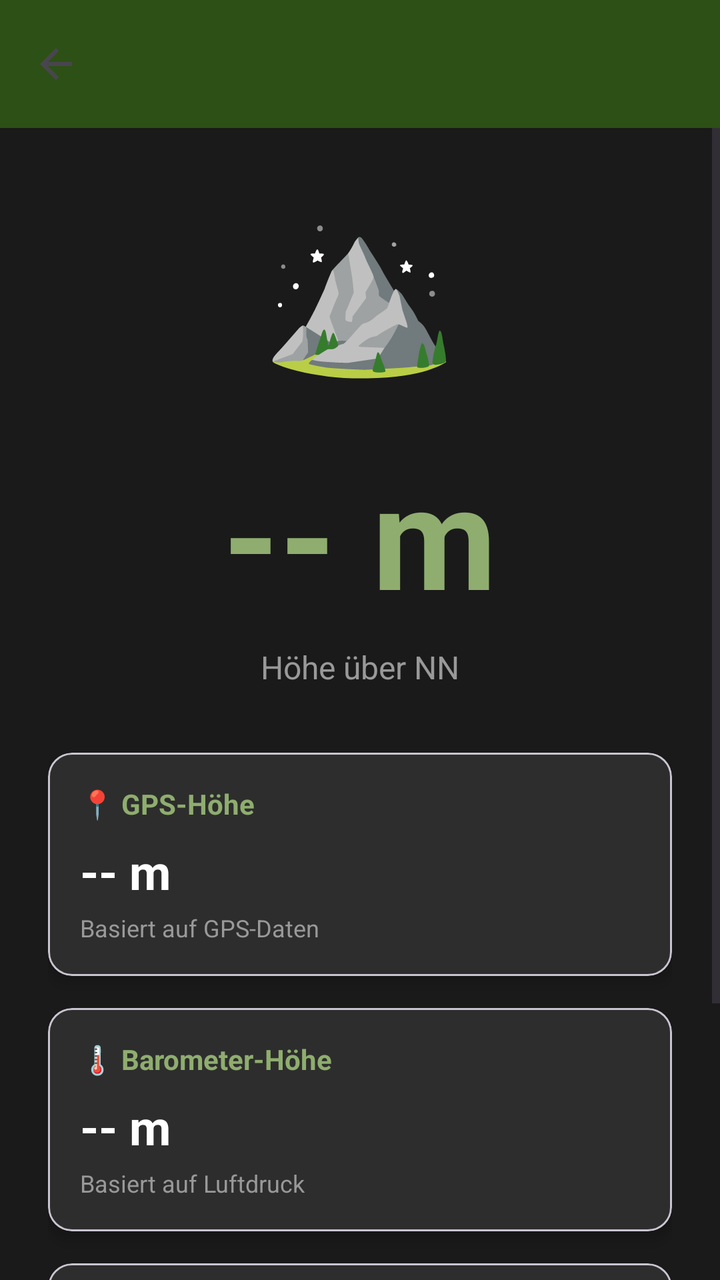
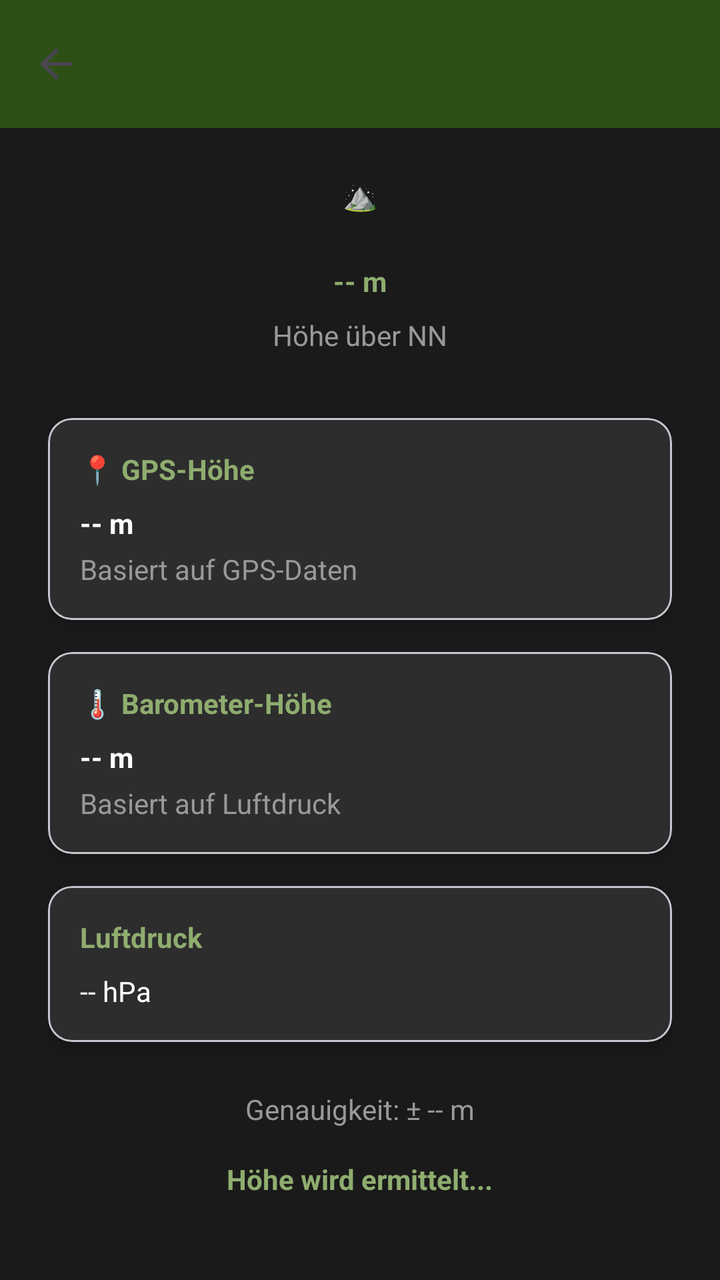

Screens rendered from an Android XML layout before and after an edit, with the pre-edit source and the edit as a unified diff.
<!-- AndroidManifest.xml: application theme Theme.HundeWildnis -->
<!-- res/layout/activity_altimeter.xml -->
<?xml version="1.0" encoding="utf-8"?>
<androidx.coordinatorlayout.widget.CoordinatorLayout
    xmlns:android="http://schemas.android.com/apk/res/android"
    xmlns:app="http://schemas.android.com/apk/res-auto"
    android:layout_width="match_parent"
    android:layout_height="match_parent"
    android:fitsSystemWindows="true"
    android:background="#1a1a1a">

    <com.google.android.material.appbar.AppBarLayout
        android:layout_width="match_parent"
        android:layout_height="wrap_content">

        <androidx.appcompat.widget.Toolbar
            android:id="@+id/toolbar"
            android:layout_width="match_parent"
            android:layout_height="?attr/actionBarSize"
            android:background="#2d5016"
            app:titleTextColor="#FFFFFF"
            app:navigationIcon="?attr/homeAsUpIndicator" />
    </com.google.android.material.appbar.AppBarLayout>

    <ScrollView
        android:layout_width="match_parent"
        android:layout_height="match_parent"
        app:layout_behavior="@string/appbar_scrolling_view_behavior">

        <LinearLayout
            android:layout_width="match_parent"
            android:layout_height="wrap_content"
            android:orientation="vertical"
            android:padding="24dp"
            android:gravity="center_horizontal">

            
            <TextView
                android:layout_width="wrap_content"
                android:layout_height="wrap_content"
                android:layout_marginBottom="24dp"
                android:text="⛰️"
                android:textSize="80sp" />

            
            <TextView
                android:id="@+id/altitudeText"
                android:layout_width="wrap_content"
                android:layout_height="wrap_content"
                android:layout_marginBottom="8dp"
                android:text="-- m"
                android:textColor="#8fad6f"
                android:textSize="72sp"
                android:textStyle="bold" />

            <TextView
                android:layout_width="wrap_content"
                android:layout_height="wrap_content"
                android:layout_marginBottom="32dp"
                android:text="Höhe über NN"
                android:textColor="#999999"
                android:textSize="16sp" />

            
            <com.google.android.material.card.MaterialCardView
                android:layout_width="match_parent"
                android:layout_height="wrap_content"
                android:layout_marginBottom="16dp"
                app:cardBackgroundColor="#2d2d2d"
                app:cardCornerRadius="12dp"
                app:cardElevation="4dp">

                <LinearLayout
                    android:layout_width="match_parent"
                    android:layout_height="wrap_content"
                    android:orientation="vertical"
                    android:padding="16dp">

                    <TextView
                        android:layout_width="wrap_content"
                        android:layout_height="wrap_content"
                        android:text="📍 GPS-Höhe"
                        android:textColor="#8fad6f"
                        android:textSize="14sp"
                        android:textStyle="bold"
                        android:layout_marginBottom="8dp" />

                    <TextView
                        android:id="@+id/gpsAltitudeText"
                        android:layout_width="wrap_content"
                        android:layout_height="wrap_content"
                        android:text="-- m"
                        android:textColor="#FFFFFF"
                        android:textSize="24sp"
                        android:textStyle="bold" />

                    <TextView
                        android:layout_width="wrap_content"
                        android:layout_height="wrap_content"
                        android:layout_marginTop="4dp"
                        android:text="Basiert auf GPS-Daten"
                        android:textColor="#999999"
                        android:textSize="12sp" />
                </LinearLayout>
            </com.google.android.material.card.MaterialCardView>

            
            <com.google.android.material.card.MaterialCardView
                android:id="@+id/barometerCard"
                android:layout_width="match_parent"
                android:layout_height="wrap_content"
                android:layout_marginBottom="16dp"
                app:cardBackgroundColor="#2d2d2d"
                app:cardCornerRadius="12dp"
                app:cardElevation="4dp">

                <LinearLayout
                    android:layout_width="match_parent"
                    android:layout_height="wrap_content"
                    android:orientation="vertical"
                    android:padding="16dp">

                    <TextView
                        android:layout_width="wrap_content"
                        android:layout_height="wrap_content"
                        android:text="🌡️ Barometer-Höhe"
                        android:textColor="#8fad6f"
                        android:textSize="14sp"
                        android:textStyle="bold"
                        android:layout_marginBottom="8dp" />

                    <TextView
                        android:id="@+id/barometerAltitudeText"
                        android:layout_width="wrap_content"
                        android:layout_height="wrap_content"
                        android:text="-- m"
                        android:textColor="#FFFFFF"
                        android:textSize="24sp"
                        android:textStyle="bold" />

                    <TextView
                        android:layout_width="wrap_content"
                        android:layout_height="wrap_content"
                        android:layout_marginTop="4dp"
                        android:text="Basiert auf Luftdruck"
                        android:textColor="#999999"
                        android:textSize="12sp" />
                </LinearLayout>
            </com.google.android.material.card.MaterialCardView>

            
            <com.google.android.material.card.MaterialCardView
                android:id="@+id/pressureCard"
                android:layout_width="match_parent"
                android:layout_height="wrap_content"
                android:layout_marginBottom="24dp"
                app:cardBackgroundColor="#2d2d2d"
                app:cardCornerRadius="12dp"
                app:cardElevation="4dp">

                <LinearLayout
                    android:layout_width="match_parent"
                    android:layout_height="wrap_content"
                    android:orientation="vertical"
                    android:padding="16dp">

                    <TextView
                        android:layout_width="wrap_content"
                        android:layout_height="wrap_content"
                        android:text="Luftdruck"
                        android:textColor="#8fad6f"
                        android:textSize="14sp"
                        android:textStyle="bold"
                        android:layout_marginBottom="8dp" />

                    <TextView
                        android:id="@+id/pressureText"
                        android:layout_width="wrap_content"
                        android:layout_height="wrap_content"
                        android:text="-- hPa"
                        android:textColor="#FFFFFF"
                        android:textSize="20sp" />
                </LinearLayout>
            </com.google.android.material.card.MaterialCardView>

            
            <TextView
                android:id="@+id/accuracyText"
                android:layout_width="wrap_content"
                android:layout_height="wrap_content"
                android:text="Genauigkeit: ± -- m"
                android:textColor="#999999"
                android:textSize="14sp"
                android:layout_marginBottom="16dp" />

            
            <TextView
                android:id="@+id/statusText"
                android:layout_width="wrap_content"
                android:layout_height="wrap_content"
                android:text="Höhe wird ermittelt..."
                android:textAlignment="center"
                android:textColor="#8fad6f"
                android:textSize="16sp"
                android:textStyle="bold" />

        </LinearLayout>
    </ScrollView>

    <ProgressBar
        android:id="@+id/progressBar"
        android:layout_width="wrap_content"
        android:layout_height="wrap_content"
        android:layout_gravity="center"
        android:indeterminateTint="#8fad6f"
        android:visibility="visible" />

</androidx.coordinatorlayout.widget.CoordinatorLayout>
<!-- resources referenced by this layout -->
<resources>
  <style name="Base.Theme.HundeWildnis" parent="Theme.Material3.Light.NoActionBar">
          <item name="colorPrimary">#2d5016</item>
          <item name="colorPrimaryVariant">#1a3009</item>
          <item name="colorOnPrimary">#FFFFFF</item>
          <item name="colorSecondary">#6b8e4e</item>
          <item name="colorSecondaryVariant">#4a6135</item>
          <item name="colorOnSecondary">#000000</item>
          <item name="android:statusBarColor">?attr/colorPrimaryVariant</item>
  
          <item name="android:navigationBarColor">@android:color/transparent</item>
          <item name="android:windowLightStatusBar">true</item>
          <item name="android:windowLightNavigationBar">true</item>
          <item name="android:enforceNavigationBarContrast" tools:targetApi="q">false</item>
          <item name="android:enforceStatusBarContrast" tools:targetApi="q">false</item>
  
          
          <item name="colorAccent">#2d5016</item>
          <item name="android:textColorPrimary">#000000</item>
  
          
          <item name="materialAlertDialogTheme">@style/AlertDialogTheme</item>
  
          
          <item name="actionMenuTextColor">#FFFFFF</item>
  
          
          <item name="android:windowBackground">#FFFFFF</item>
          <item name="android:colorBackground">#FFFFFF</item>
      </style>
  <style name="AlertDialogTheme" parent="ThemeOverlay.Material3.MaterialAlertDialog">
          
          <item name="colorSurface">#FFFFFF</item>
  
          
          <item name="colorOnSurface">#000000</item>
          <item name="android:textColorPrimary">#000000</item>
  
          
          <item name="buttonBarPositiveButtonStyle">@style/DialogButtonStyle.Light</item>
          <item name="buttonBarNegativeButtonStyle">@style/DialogButtonStyle.Light</item>
          <item name="buttonBarNeutralButtonStyle">@style/DialogButtonStyle.Light</item>
      </style>
  <style name="DialogButtonStyle.Light" parent="Widget.Material3.Button.TextButton.Dialog">
          
          <item name="android:textColor">#2d5016</item>
  
          
          <item name="backgroundTint">@android:color/transparent</item>
  
          
          <item name="rippleColor">#332d5016</item>
      </style>
  <!-- unchanged entries left out for length: 1 -->
</resources>

<!-- the commit's change to res/layout/activity_altimeter.xml (unified diff, before → after) -->
@@ -4,10 +4,10 @@
     xmlns:app="http://schemas.android.com/apk/res-auto"
     android:layout_width="match_parent"
     android:layout_height="match_parent"
-    android:fitsSystemWindows="true"
+    android:fitsSystemWindows="false"
     android:background="#1a1a1a">
 
-    <com.google.android.material.appbar.AppBarLayout
+    <com.google.android.material.appbar.AppBarLayout android:id="@+id/appbar"
         android:layout_width="match_parent"
         android:layout_height="wrap_content">
 
@@ -38,7 +38,7 @@
                 android:layout_height="wrap_content"
                 android:layout_marginBottom="24dp"
                 android:text="⛰️"
-                android:textSize="80sp" />
+                android:textSize="@dimen/text_body_medium" />
 
             
             <TextView
@@ -48,7 +48,7 @@
                 android:layout_marginBottom="8dp"
                 android:text="-- m"
                 android:textColor="#8fad6f"
-                android:textSize="72sp"
+                android:textSize="@dimen/text_body_medium"
                 android:textStyle="bold" />
 
             <TextView
@@ -57,7 +57,7 @@
                 android:layout_marginBottom="32dp"
                 android:text="Höhe über NN"
                 android:textColor="#999999"
-                android:textSize="16sp" />
+                android:textSize="@dimen/text_body_medium" />
 
             
             <com.google.android.material.card.MaterialCardView
@@ -79,7 +79,7 @@
                         android:layout_height="wrap_content"
                         android:text="📍 GPS-Höhe"
                         android:textColor="#8fad6f"
-                        android:textSize="14sp"
+                        android:textSize="@dimen/text_body_medium"
                         android:textStyle="bold"
                         android:layout_marginBottom="8dp" />
 
@@ -89,7 +89,7 @@
                         android:layout_height="wrap_content"
                         android:text="-- m"
                         android:textColor="#FFFFFF"
-                        android:textSize="24sp"
+                        android:textSize="@dimen/text_body_medium"
                         android:textStyle="bold" />
 
                     <TextView
@@ -98,7 +98,7 @@
                         android:layout_marginTop="4dp"
                         android:text="Basiert auf GPS-Daten"
                         android:textColor="#999999"
-                        android:textSize="12sp" />
+                        android:textSize="@dimen/text_body_medium" />
                 </LinearLayout>
             </com.google.android.material.card.MaterialCardView>
 
@@ -123,7 +123,7 @@
                         android:layout_height="wrap_content"
                         android:text="🌡️ Barometer-Höhe"
                         android:textColor="#8fad6f"
-                        android:textSize="14sp"
+                        android:textSize="@dimen/text_body_medium"
                         android:textStyle="bold"
                         android:layout_marginBottom="8dp" />
 
@@ -133,7 +133,7 @@
                         android:layout_height="wrap_content"
                         android:text="-- m"
                         android:textColor="#FFFFFF"
-                        android:textSize="24sp"
+                        android:textSize="@dimen/text_body_medium"
                         android:textStyle="bold" />
 
                     <TextView
@@ -142,7 +142,7 @@
                         android:layout_marginTop="4dp"
                         android:text="Basiert auf Luftdruck"
                         android:textColor="#999999"
-                        android:textSize="12sp" />
+                        android:textSize="@dimen/text_body_medium" />
                 </LinearLayout>
             </com.google.android.material.card.MaterialCardView>
 
@@ -167,7 +167,7 @@
                         android:layout_height="wrap_content"
                         android:text="Luftdruck"
                         android:textColor="#8fad6f"
-                        android:textSize="14sp"
+                        android:textSize="@dimen/text_body_medium"
                         android:textStyle="bold"
                         android:layout_marginBottom="8dp" />
 
@@ -177,7 +177,7 @@
                         android:layout_height="wrap_content"
                         android:text="-- hPa"
                         android:textColor="#FFFFFF"
-                        android:textSize="20sp" />
+                        android:textSize="@dimen/text_body_medium" />
                 </LinearLayout>
             </com.google.android.material.card.MaterialCardView>
 
@@ -188,7 +188,7 @@
                 android:layout_height="wrap_content"
                 android:text="Genauigkeit: ± -- m"
                 android:textColor="#999999"
-                android:textSize="14sp"
+                android:textSize="@dimen/text_body_medium"
                 android:layout_marginBottom="16dp" />
 
             
@@ -199,7 +199,7 @@
                 android:text="Höhe wird ermittelt..."
                 android:textAlignment="center"
                 android:textColor="#8fad6f"
-                android:textSize="16sp"
+                android:textSize="@dimen/text_body_medium"
                 android:textStyle="bold" />
 
         </LinearLayout>
<!-- resource entries referenced after the edit -->
@@ -1,17 +1,21 @@
 <!-- resources referenced by this layout -->
 <resources>
+  <dimen name="text_body_medium">14sp</dimen>
   <style name="Base.Theme.HundeWildnis" parent="Theme.Material3.Light.NoActionBar">
+          
+          <item name="materialButtonStyle">@style/Widget.App.Button</item>
+  
           <item name="colorPrimary">#2d5016</item>
           <item name="colorPrimaryVariant">#1a3009</item>
           <item name="colorOnPrimary">#FFFFFF</item>
           <item name="colorSecondary">#6b8e4e</item>
           <item name="colorSecondaryVariant">#4a6135</item>
           <item name="colorOnSecondary">#000000</item>
-          <item name="android:statusBarColor">?attr/colorPrimaryVariant</item>
-  
+          <item name="android:statusBarColor">@android:color/transparent</item>
           <item name="android:navigationBarColor">@android:color/transparent</item>
+          <item name="android:windowDrawsSystemBarBackgrounds">true</item>
           <item name="android:windowLightStatusBar">true</item>
-          <item name="android:windowLightNavigationBar">true</item>
+          <item name="android:windowLightNavigationBar" tools:targetApi="27">true</item>
           <item name="android:enforceNavigationBarContrast" tools:targetApi="q">false</item>
           <item name="android:enforceStatusBarContrast" tools:targetApi="q">false</item>
   
@@ -21,13 +25,26 @@
   
           
           <item name="materialAlertDialogTheme">@style/AlertDialogTheme</item>
+          <item name="alertDialogTheme">@style/AlertDialogTheme</item>
   
           
           <item name="actionMenuTextColor">#FFFFFF</item>
+          <item name="actionOverflowButtonStyle">@style/Widget.App.Overflow</item>
   
           
           <item name="android:windowBackground">#FFFFFF</item>
           <item name="android:colorBackground">#FFFFFF</item>
+      </style>
+  <style name="Widget.App.Button" parent="Widget.Material3.Button">
+          <item name="autoSizeTextType">uniform</item>
+          <item name="autoSizeMinTextSize">12sp</item>
+          <item name="autoSizeMaxTextSize">@dimen/text_button_large</item>
+          <item name="autoSizeStepGranularity">1sp</item>
+          <item name="android:maxLines">2</item>
+          <item name="android:ellipsize">end</item>
+          <item name="android:paddingStart">16dp</item>
+          <item name="android:paddingEnd">16dp</item>
+          <item name="android:minHeight">60dp</item>
       </style>
   <style name="AlertDialogTheme" parent="ThemeOverlay.Material3.MaterialAlertDialog">
           
@@ -41,10 +58,39 @@
           <item name="buttonBarPositiveButtonStyle">@style/DialogButtonStyle.Light</item>
           <item name="buttonBarNegativeButtonStyle">@style/DialogButtonStyle.Light</item>
           <item name="buttonBarNeutralButtonStyle">@style/DialogButtonStyle.Light</item>
+  
+          
+          <item name="buttonBarStyle">@style/Widget.App.ButtonBar</item>
+  
+          
+          <item name="android:buttonStyle">@style/DialogButtonStyle.Light</item>
       </style>
+  <style name="Widget.App.Overflow" parent="Widget.AppCompat.ActionButton.Overflow">
+          <item name="android:src">@drawable/ic_menu_hamburger</item>
+      </style>
+  <dimen name="text_button_large">20sp</dimen>
   <style name="DialogButtonStyle.Light" parent="Widget.Material3.Button.TextButton.Dialog">
           
           <item name="android:textColor">#2d5016</item>
+  
+          
+          <item name="android:textSize">13sp</item>
+          <item name="android:textAllCaps">false</item>
+          <item name="android:maxLines">2</item>
+          <item name="android:singleLine">false</item>
+          <item name="android:ellipsize">none</item>
+          <item name="autoSizeTextType">uniform</item>
+          <item name="autoSizeMinTextSize">10sp</item>
+          <item name="autoSizeMaxTextSize">16sp</item>
+  
+          
+          <item name="android:paddingStart">2dp</item>
+          <item name="android:paddingEnd">2dp</item>
+          <item name="android:minWidth">0dp</item>
+          <item name="android:insetLeft">0dp</item>
+          <item name="android:insetRight">0dp</item>
+          <item name="android:insetTop">0dp</item>
+          <item name="android:insetBottom">0dp</item>
   
           
           <item name="backgroundTint">@android:color/transparent</item>
@@ -52,6 +98,19 @@
           
           <item name="rippleColor">#332d5016</item>
       </style>
+  <style name="Widget.App.ButtonBar" parent="Widget.AppCompat.ButtonBar.AlertDialog">
+          <item name="android:padding">0dp</item>
+      </style>
+  <!-- drawable ic_menu_hamburger (drawable) -->
+  <vector xmlns:android="http://schemas.android.com/apk/res/android"
+      android:width="24dp"
+      android:height="24dp"
+      android:viewportWidth="24"
+      android:viewportHeight="24">
+      <path
+          android:fillColor="#FFFFFF"
+          android:pathData="M3,18h18v-2H3V18z M3,13h18v-2H3V13z M3,6v2h18V6H3z" />
+  </vector>
   <!-- unchanged entries left out for length: 1 -->
 </resources>
 
